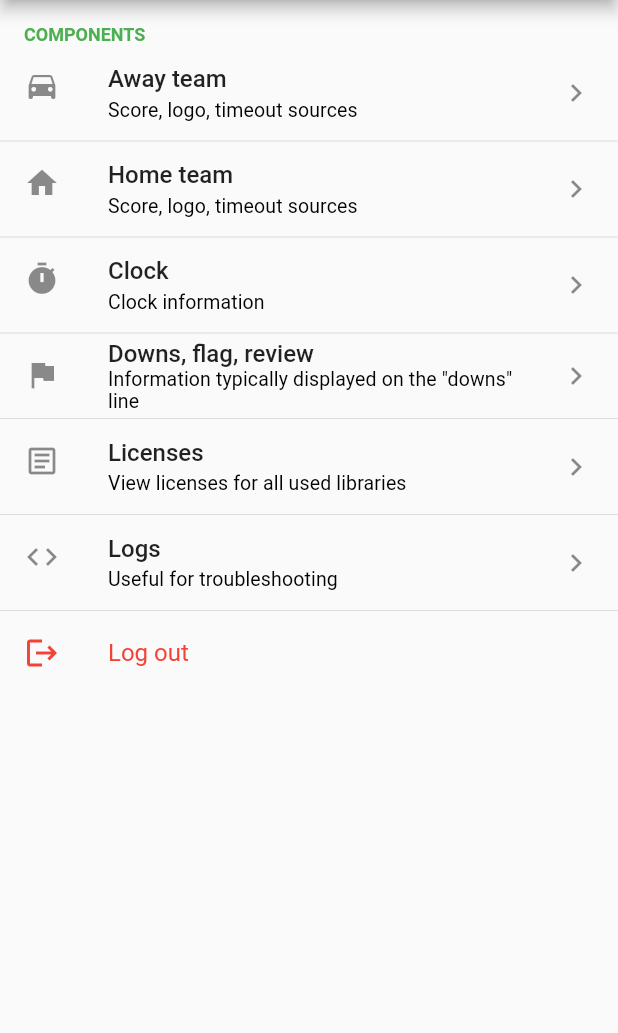
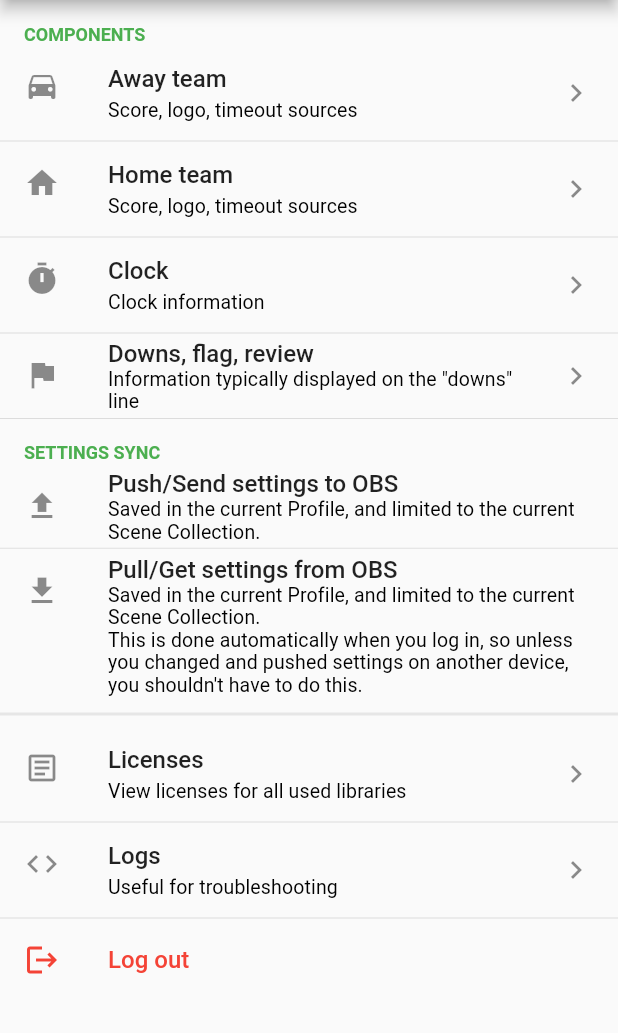
Before and after one commit to bleonard252/obs-scorer-client, a Flutter app: the HomeView screen opened directly, after a tap on the "settings" icon, on a phone screen of 412 x 824 dp, the part 84-1117 px from its top. Run offline on Flutter 3.47's test engine with Material 2 defaults, Android fonts, the phone set to English and light mode, and no system bars; drawn by our look-alikes of flutter_settings_screens; our stand-ins replace flutter_riverpod, freezed_annotation, hive, loggy; missing offline and left inert: obs_websocket, pinelogger, pinelogger_flutter, slugify; accounts and stored records are empty.

Commit message:
Settings sync buttons in Settings.
Signed-off-by: Blake <blake@1024256.xyz>

```diff
--- a/lib/src/sync.dart
+++ b/lib/src/sync.dart
@@ -21,7 +21,7 @@ Future<void> pullSettings(Box box, ObsWebSocket obs) async {
     settings = await obs.config.getPersistentData(
       realm: "OBS_WEBSOCKET_DATA_REALM_PROFILE",
       slotName: "OBS_SCORER_CLIENT_PRESET_${slugify(sceneCollection, delimiter: '_').toUpperCase()}"
-    );
+    ).then((value) => value["slotValue"]);
   } catch(e) {
     late final String profile;
     try {
--- a/lib/views/settings.dart
+++ b/lib/views/settings.dart
@@ -1,8 +1,13 @@
 import 'package:flutter/material.dart';
+import 'package:flutter_riverpod/flutter_riverpod.dart';
 import 'package:flutter_settings_screens/flutter_settings_screens.dart';
 import 'package:hive/hive.dart';
+import 'package:obs_scorer_client/main.dart';
 import 'package:obs_scorer_client/src/settings.dart';
+import 'package:obs_scorer_client/src/sync.dart';
+import 'package:obs_scorer_client/views/home.dart';
 import 'package:obs_scorer_client/views/logs.dart';
+import 'package:pinelogger_flutter/pinelogger_flutter.dart';
 
 import 'login.dart';
 
@@ -205,6 +210,63 @@ class _SettingsViewState extends State<SettingsView> {
             )
           ],
         ),
+        Consumer(
+          builder: (context, ref, _) {
+            return SettingsGroup(
+              title: "Settings Sync",
+              children: [
+                DecoratedBox(
+                  decoration: BoxDecoration(
+                    border: Border(bottom: BorderSide(color: Theme.of(context).dividerColor.withAlpha(20), width: 0.9))
+                  ),
+                  child: ListTile(
+                    title: Text("Push/Send settings to OBS", style: headerTextStyle(context)),
+                    subtitle: Text(
+                      "Saved in the current Profile, and limited to the current Scene Collection.",
+                      style: subtitleTextStyle(context)
+                    ),
+                    leading: const Icon(Icons.upload),
+                    onTap: () async {
+                      late final Future<void> future;
+                      future = pushSettings(ref.read(settingsProvider), ref.read(socketProvider).value!);
+                      await showDialog(
+                        context: context,
+                        builder: (context) => FutureProgressDialog(future, message: "Sending settings to OBS...", failureMessage: "Could not push settings to OBS."),
+                      );
+                      // ignore: use_build_context_synchronously
+                      if (mounted) ScaffoldMessenger.of(context).showSnackBar(const SnackBar(content: Text("Settings pushed to OBS.")));
+                    },
+                  ),
+                ),
+                ListTile(
+                  title: Text("Pull/Get settings from OBS", style: headerTextStyle(context)),
+                  subtitle: Text(
+                    "Saved in the current Profile, and limited to the current Scene Collection.\n"
+                    "This is done automatically when you log in, so unless you changed and pushed settings on another device, "
+                    "you shouldn't have to do this.",
+                    style: subtitleTextStyle(context)
+                  ),
+                  isThreeLine: true,
+                  leading: const Icon(Icons.download),
+                  onTap: () async {
+                    late final Future<void> future;
+                    future = pullSettings(ref.read(settingsProvider), ref.read(socketProvider).value!);
+                    await showDialog(
+                      context: context,
+                      builder: (context) => FutureProgressDialog(future, message: "Receiving settings from OBS...", failureMessage: "Could not pull settings from OBS."),
+                    );
+                    // ignore: use_build_context_synchronously
+                    if (mounted) ScaffoldMessenger.of(context).showSnackBar(const SnackBar(content: Text("Settings pulled from OBS.")));
+                    ref.refresh(settingsProvider);
+                      // refresh everything that uses settings
+                      // (except the settings screen I guess)
+                  },
+                ),
+              ]
+            );
+          }
+        ),
+        Divider(thickness: 2, color: Theme.of(context).dividerColor.withAlpha(20)),
         SimpleSettingsTile(
           title: "Licenses",
           subtitle: 'View licenses for all used libraries',
@@ -218,7 +280,7 @@ class _SettingsViewState extends State<SettingsView> {
           child: const LogView(),
         ),
         ListTile(
-          title: const Text("Log out"),
+          title: Text("Log out", style: headerTextStyle(context)?.copyWith(color: Colors.red)),
           leading: const Icon(Icons.logout),
           iconColor: Colors.red,
           textColor: Colors.red,
@@ -249,4 +311,57 @@ class _SettingsViewState extends State<SettingsView> {
       ],
     );
   }
+
+  TextStyle? headerTextStyle(BuildContext context) =>
+    Theme.of(context).textTheme.headline6?.copyWith(fontSize: 16.0);
+
+  TextStyle? subtitleTextStyle(BuildContext context) => Theme.of(context)
+    .textTheme
+    .subtitle2
+    ?.copyWith(fontSize: 13.0, fontWeight: FontWeight.normal);
+
 }
+
+class FutureProgressDialog extends StatelessWidget {
+  final Future<void> future;
+  final String message;
+  final String? failureMessage;
+
+  const FutureProgressDialog(this.future, {Key? key, required this.message, this.failureMessage}) : super(key: key);
+
+  @override
+  Widget build(BuildContext context) {
+    final logger = context.logger;
+    return FutureBuilder(
+      future: future,
+      builder: (context, snapshot) {
+        if (snapshot.hasError) {
+          logger.error(failureMessage ?? "Failed: $message", error: snapshot.error);
+          return AlertDialog(
+            title: Text(message),
+            content: Text(snapshot.error.toString()),
+            actions: [
+              TextButton(
+                child: const Text("OK"),
+                onPressed: () => Navigator.pop(context),
+              ),
+            ],
+          );
+        }
+        if (snapshot.connectionState == ConnectionState.done) {
+          Navigator.pop(context);
+          return const SizedBox.shrink();
+        }
+        return AlertDialog(
+          content: Row(
+            children: [
+              const CircularProgressIndicator(value: null),
+              const SizedBox(width: 16),
+              Text(message),
+            ],
+          ),
+        );
+      },
+    );
+  }
+}
```
